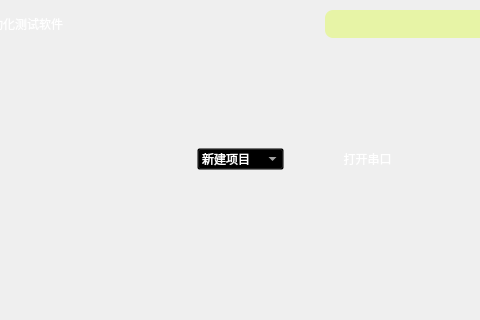
This is KCTS/KCTS Project/UI/main_window_ui.ui in learniuH/work as Qt 5 draws it before an edit; both pictures show x 123 to 603 and y 0 to 320 of the 1329 by 768 pixel window. The edited form follows.
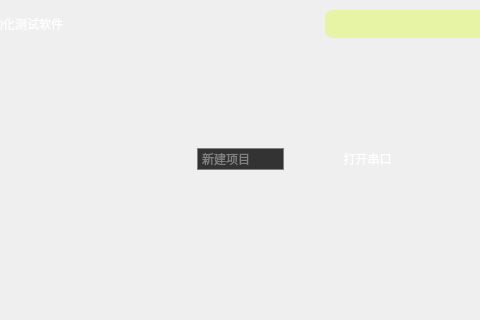
This is the edited form. Icons and pictures are not drawn.

Commit message: 优化comboBox 禁用状态的样式

Patch:
```diff
--- a/KCTS/KCTS Project/UI/main_window_ui.ui
+++ b/KCTS/KCTS Project/UI/main_window_ui.ui
@@ -3717,6 +3717,9 @@
 }</string>
           </property>
           <widget class="QComboBox" name="comboBox_serial_port">
+           <property name="enabled">
+            <bool>false</bool>
+           </property>
            <property name="geometry">
             <rect>
              <x>200</x>
@@ -3730,25 +3733,47 @@
            </property>
            <property name="styleSheet">
             <string notr="true">QComboBox {
-	border: 1px solid qlineargradient(x1: 0, y1: 0, x2: 0, y2: 1,
+    border: 1px solid qlineargradient(x1: 0, y1: 0, x2: 0, y2: 1,
                                       stop: 0 #f6f7fa, stop: 1 #dadbde);
-	background-color: ; /* 背景颜色 */
-	color: white;		/* 字体颜色 */
+    background-color: qlineargradient(spread: pad, x1: 1, y1: 0, x2: 0, y2: 1,
+                                      stop: 0 #0d1117,  /* 起始颜色 */
+                                      stop: 1 #414a5a   /* 结束颜色 */ ); /* 背景颜色 */
+    color: white;		/* 字体颜色 */
+    font: 9pt &quot;微软雅黑&quot;;
+    height: 22px;
+    max-width: 100px;
 }
 
-QComboBox QAbstractItemView {
-	outline: 0px;
-	border: 2px solid qlineargradient(x1: 0, y1: 0, x2: 0, y2: 1,
-                                      stop: 0 #f6f7fa, stop: 1 #dadbde);
-	color: white;
-	background-color: qlineargradient(x1: 1, y1: 0, x2: 0, y2: 0,
-                                      stop: 0 #404959, stop: 1 #989da5);
-	selection-background-color: #435068;
+QComboBox:disabled {
+    border: 1px solid #808080; /* 禁用状态下的边框颜色 */
+    background-color: #333333; /* 禁用状态下的背景颜色 */
+    color: #808080; /* 禁用状态下的字体颜色 */
 }
 
-QComboBox QAbstractItemView::item {
-	height: 22px;
-}</string>
+QComboBox::drop-down {
+    width: 18px; /* 保持 drop-down 的宽度一致 */
+    subcontrol-origin: padding;
+    subcontrol-position: top right; /* 确保箭头在右侧 */
+    border: none;
+    background-color: transparent; /* 透明背景 */
+}
+
+QComboBox::drop-down:disabled {
+    width: 18px; /* 禁用状态下确保宽度一致 */
+    border: none; /* 去掉边框 */
+    background-color: transparent; /* 禁用状态下透明背景 */
+}
+
+QComboBox::down-arrow {
+    width: 10px; /* 箭头宽度 */
+    height: 10px; /* 箭头高度 */
+}
+
+QComboBox::down-arrow:disabled {
+    width: 10px; /* 箭头宽度 */
+    height: 10px; /* 箭头高度 */
+}
+</string>
            </property>
            <item>
             <property name="text">
```
Left out of the diff: 16 changed lines with no effect on the pictures. The commit also changes 1 other file.
